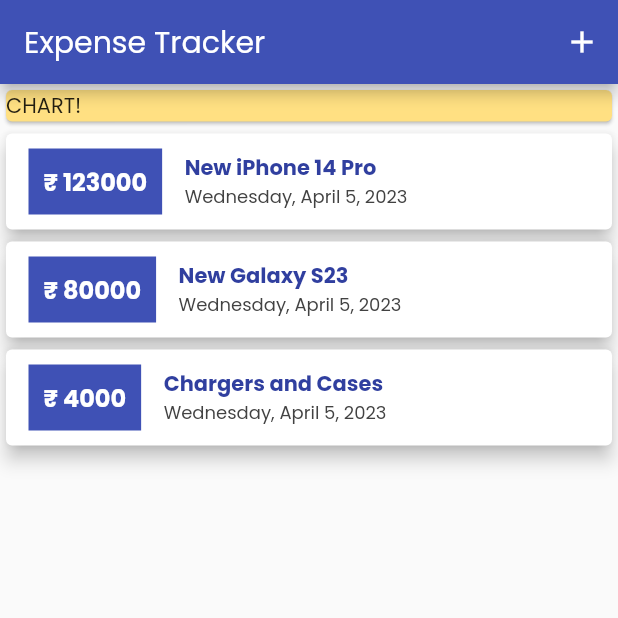
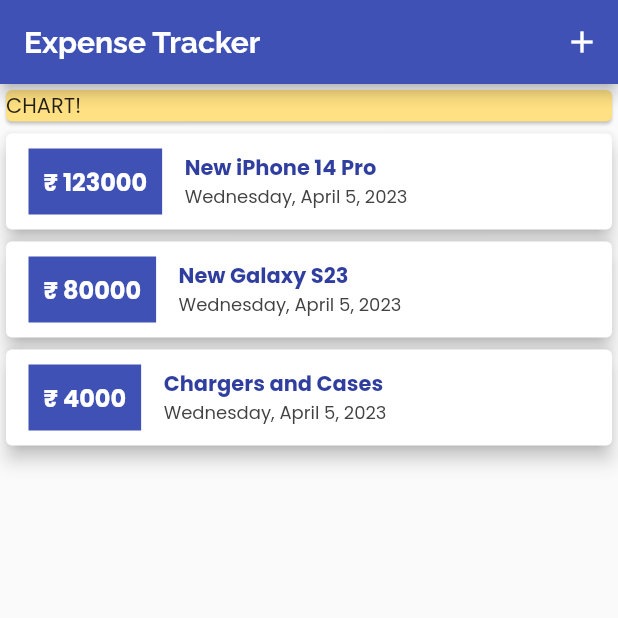
Before and after one commit to BrushankPatra/genesis, a Flutter app: the screen it shows after launch, on a phone screen of 412 x 824 dp, the top half of it. Run offline on Flutter 3.47's test engine with Material 2 defaults, Android fonts, the phone set to English and light mode, and no system bars.

Commit message:
text-theme for appBar-theme changed

```diff
--- a/lib/main.dart
+++ b/lib/main.dart
@@ -16,6 +16,13 @@
         primarySwatch: Colors.indigo,
         accentColor: Colors.amber[300],
         fontFamily: "Poppins",
+        appBarTheme: AppBarTheme(
+          titleTextStyle: TextStyle(
+            fontFamily: "Raleway",
+            fontSize: 20,
+            fontWeight: FontWeight.bold,
+          ),
+        ),
       ),
       title: "Expense Tracker",
       home: MyHomePage(),
```
